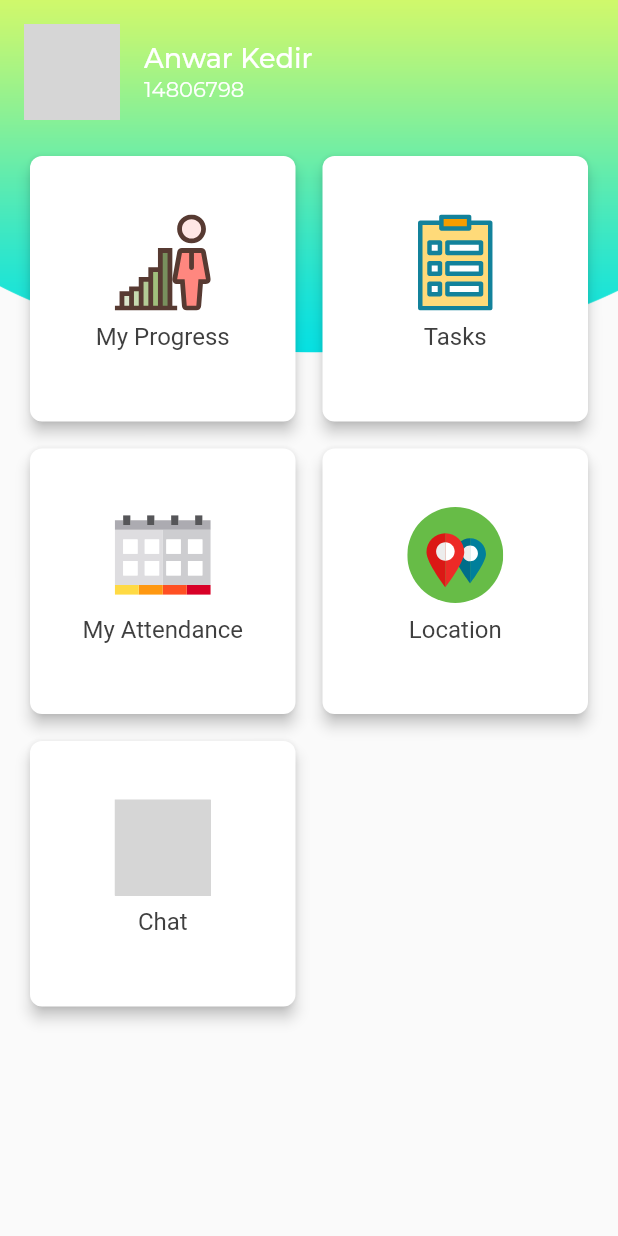
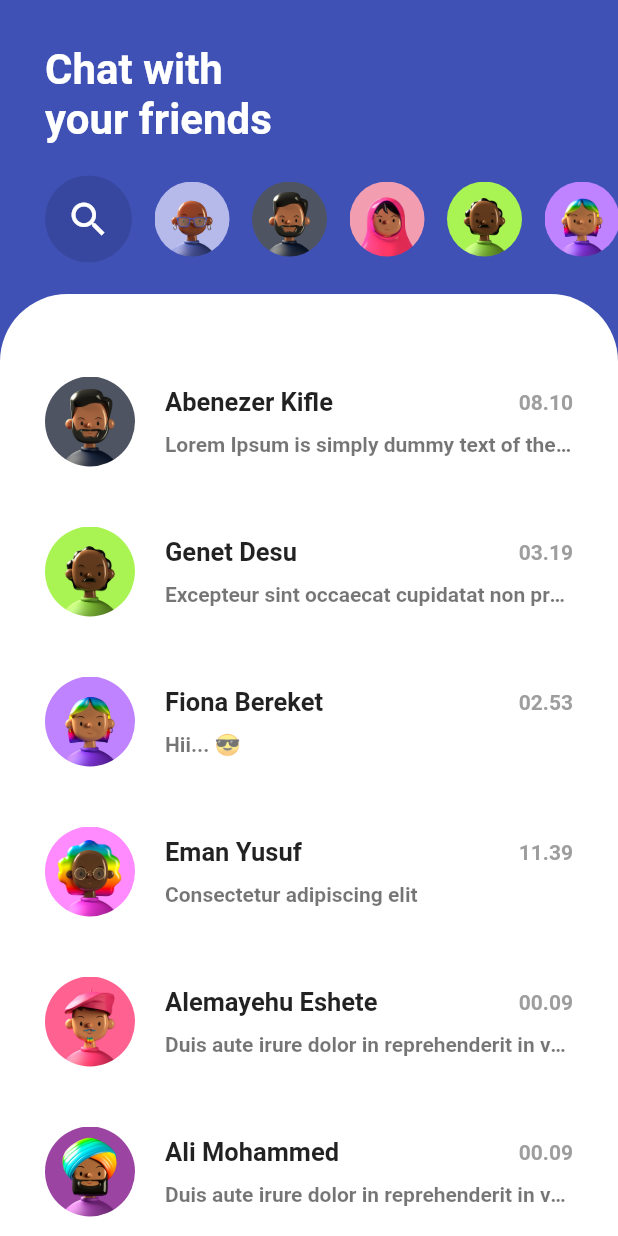
Before and after one commit to Ebenezerkifle/ems, a Flutter app: the screen it shows after launch, on a phone screen of 412 x 824 dp. Run offline on Flutter 3.47's test engine with Material 2 defaults, Android fonts, the phone set to English and light mode, and no system bars; our stand-ins replace cloud_firestore, firebase_auth, flutter_svg, fluttertoast, shared_preferences; accounts and stored records are empty; Roboto replaces fonts that are missing (Montserat Regular); grey boxes are pictures that could not be loaded.

Commit message:
started working on the chatHomepage

```diff
--- /dev/null
+++ b/lib/Screens/ChatHomepage.dart
@@ -0,0 +1,217 @@
+import 'package:flutter/material.dart';
+import 'ChatPage.dart';
+
+class ChatHomePage extends StatefulWidget {
+  @override
+  _ChatHomePageState createState() => _ChatHomePageState();
+}
+
+class _ChatHomePageState extends State<ChatHomePage> {
+  @override
+  Widget build(BuildContext context) {
+    return Scaffold(
+      backgroundColor: Colors.indigo,
+      body: SafeArea(
+        child: Column(
+          children: [
+            _top(),
+            _body(),
+          ],
+        ),
+      ),
+    );
+  }
+
+  Widget _top() {
+    return Container(
+      padding: EdgeInsets.only(top: 30, left: 30),
+      child: Column(
+        crossAxisAlignment: CrossAxisAlignment.start,
+        children: [
+          Text(
+            'Chat with \nyour friends',
+            style: TextStyle(
+                fontSize: 28, fontWeight: FontWeight.bold, color: Colors.white),
+          ),
+          Row(
+            children: [
+              Container(
+                padding: EdgeInsets.all(14),
+                decoration: BoxDecoration(
+                  borderRadius: BorderRadius.circular(50),
+                  color: Colors.black12,
+                ),
+                child: Icon(
+                  Icons.search,
+                  size: 30,
+                  color: Colors.white,
+                ),
+              ),
+              SizedBox(
+                width: 15,
+              ),
+              Expanded(
+                child: Container(
+                  height: 100,
+                  child: ListView.builder(
+                    physics: BouncingScrollPhysics(),
+                    scrollDirection: Axis.horizontal,
+                    shrinkWrap: true,
+                    itemCount: 8,
+                    itemBuilder: (context, index) {
+                      return Avatar(
+                        margin: EdgeInsets.only(right: 15),
+                        image: 'assets/images/${index + 1}.jpg',
+                      );
+                    },
+                  ),
+                ),
+              ),
+            ],
+          ),
+        ],
+      ),
+    );
+  }
+
+  Widget _body() {
+    return Expanded(
+      child: Container(
+        padding: EdgeInsets.symmetric(horizontal: 30),
+        width: double.infinity,
+        decoration: BoxDecoration(
+          borderRadius: BorderRadius.only(
+              topLeft: Radius.circular(45), topRight: Radius.circular(45)),
+          color: Colors.white,
+        ),
+        child: ListView(
+          padding: EdgeInsets.only(top: 35),
+          physics: BouncingScrollPhysics(),
+          children: [
+            _itemChats(
+              avatar: 'assets/images/2.jpg',
+              name: 'Abenezer Kifle',
+              chat:
+                  'Lorem Ipsum is simply dummy text of the printing and typesetting industry',
+              time: '08.10',
+            ),
+            _itemChats(
+              avatar: 'assets/images/4.jpg',
+              name: 'Genet Desu',
+              chat: 'Excepteur sint occaecat cupidatat non proident',
+              time: '03.19',
+            ),
+            _itemChats(
+              avatar: 'assets/images/5.jpg',
+              name: 'Fiona Bereket',
+              chat: 'Hii... 😎',
+              time: '02.53',
+            ),
+            _itemChats(
+              avatar: 'assets/images/6.jpg',
+              name: 'Eman Yusuf',
+              chat: 'Consectetur adipiscing elit',
+              time: '11.39',
+            ),
+            _itemChats(
+              avatar: 'assets/images/7.jpg',
+              name: 'Alemayehu Eshete',
+              chat:
+                  'Duis aute irure dolor in reprehenderit in voluptate velit esse cillum dolore eu fugiat nulla pariatur',
+              time: '00.09',
+            ),
+            _itemChats(
+              avatar: 'assets/images/8.jpg',
+              name: 'Ali Mohammed',
+              chat:
+                  'Duis aute irure dolor in reprehenderit in voluptate velit esse cillum dolore eu fugiat nulla pariatur',
+              time: '00.09',
+            ),
+          ],
+        ),
+      ),
+    );
+  }
+
+  Widget _itemChats(
+      {String avatar = '', name = '', chat = '', time = '00.00'}) {
+    return GestureDetector(
+      onTap: () {
+        Navigator.of(context).push(
+          MaterialPageRoute(
+            builder: (context) => ChatPage(),
+          ),
+        );
+      },
+      child: Card(
+        margin: EdgeInsets.symmetric(vertical: 20),
+        elevation: 0,
+        child: Row(
+          children: [
+            Avatar(
+              margin: EdgeInsets.only(right: 20),
+              size: 60,
+              image: avatar,
+            ),
+            Expanded(
+              child: Column(
+                crossAxisAlignment: CrossAxisAlignment.start,
+                children: [
+                  Row(
+                    mainAxisAlignment: MainAxisAlignment.spaceBetween,
+                    children: [
+                      Text(
+                        '$name',
+                        style: TextStyle(
+                            fontSize: 17, fontWeight: FontWeight.bold),
+                      ),
+                      Text(
+                        '$time',
+                        style: TextStyle(
+                            color: Colors.grey, fontWeight: FontWeight.bold),
+                      ),
+                    ],
+                  ),
+                  SizedBox(
+                    height: 10,
+                  ),
+                  Text(
+                    '$chat',
+                    overflow: TextOverflow.ellipsis,
+                    style: TextStyle(
+                      color: Colors.black54,
+                      fontWeight: FontWeight.bold,
+                    ),
+                  ),
+                ],
+              ),
+            )
+          ],
+        ),
+      ),
+    );
+  }
+}
+
+class Avatar extends StatelessWidget {
+  final double size;
+  final image;
+  final EdgeInsets margin;
+  Avatar({this.image, this.size = 50, this.margin = const EdgeInsets.all(0)});
+  @override
+  Widget build(BuildContext context) {
+    return Padding(
+      padding: margin,
+      child: Container(
+        width: size,
+        height: size,
+        decoration: new BoxDecoration(
+          shape: BoxShape.circle,
+          image: new DecorationImage(
+            image: AssetImage(image),
+          ),
+        ),
+      ),
+    );
+  }
+}
--- a/lib/main.dart
+++ b/lib/main.dart
@@ -1,9 +1,13 @@
+import 'dart:ui';
+
+import 'package:ems/Screens/ChatHomepage.dart';
 import 'package:ems/Screens/Home_Screen.dart';
 import 'package:ems/Screens/Home_Screen_AD.dart';
 import 'package:ems/Screens/Home_Screen_GM.dart';
 import 'package:ems/Screens/Home_Screen_SM.dart';
 import 'package:ems/Screens/Home_Screen_EM.dart';
 import 'package:ems/Screens/Login_Screen.dart';
+
 import 'package:flutter/material.dart';
 
 //import 'package:firebase_core/firebase_core.dart';
@@ -20,7 +24,7 @@ Future<void> main() async {
   runApp(MaterialApp(
     debugShowCheckedModeBanner: false,
     //home: email == null ? Login() : Home(),
-    home: HomeScreenEM(),
+    home: ChatHomePage(),
     //home: Home(),
   ));
 }
```
Also changed, not shown: lib/Screens/ChatPage.dart (added, +260 -0 lines), pubspec.yaml (+8 -0 lines), assets/images/1.jpg (added), assets/images/2.jpg (added), assets/images/3.jpg (added), assets/images/4.jpg (added), assets/images/5.jpg (added), assets/images/6.jpg (added), assets/images/7.jpg (added), assets/images/8.jpg (added).
